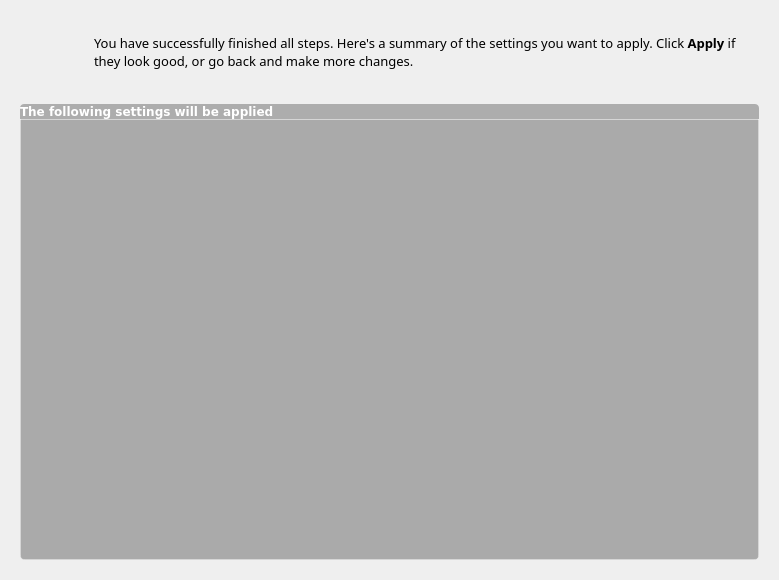
Qt form ui/ui_scrSummary.ui (rshipp/kapudan) before a commit.
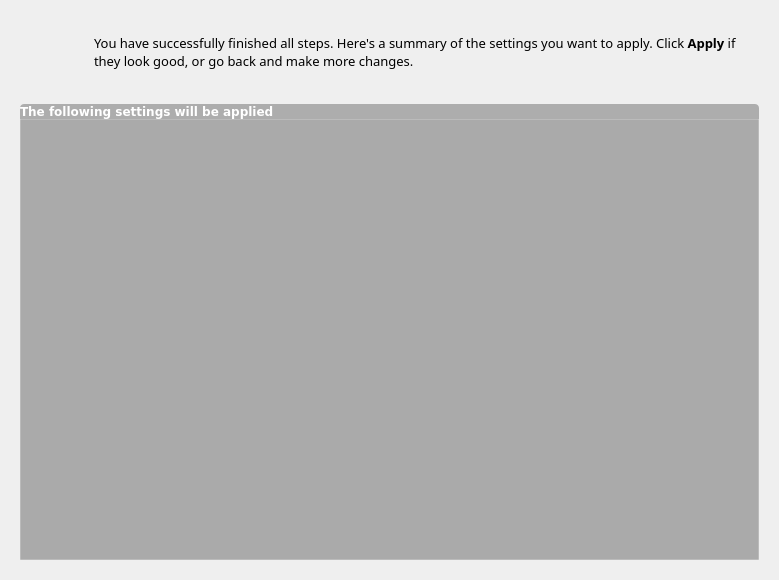
The same form after that commit. Icons and pictures are not drawn.

Commit message: Flat corners on bottom of groupboxes.

What changed in the file:
```diff
--- a/ui/ui_scrSummary.ui
+++ b/ui/ui_scrSummary.ui
@@ -17,11 +17,8 @@
    <string notr="true">QTextEdit {
 	background-color: rgb(170, 170, 170);
 	border: 1px solid rgba(255,255,255,50);
-	border-bottom-left-radius: 4px;
-	border-bottom-right-radius: 4px;
 }
 
-
 QPushButton{
 	padding: 3px 10px 3px 10px;
 	color: white;
```
The commit also changes 9 other files.
